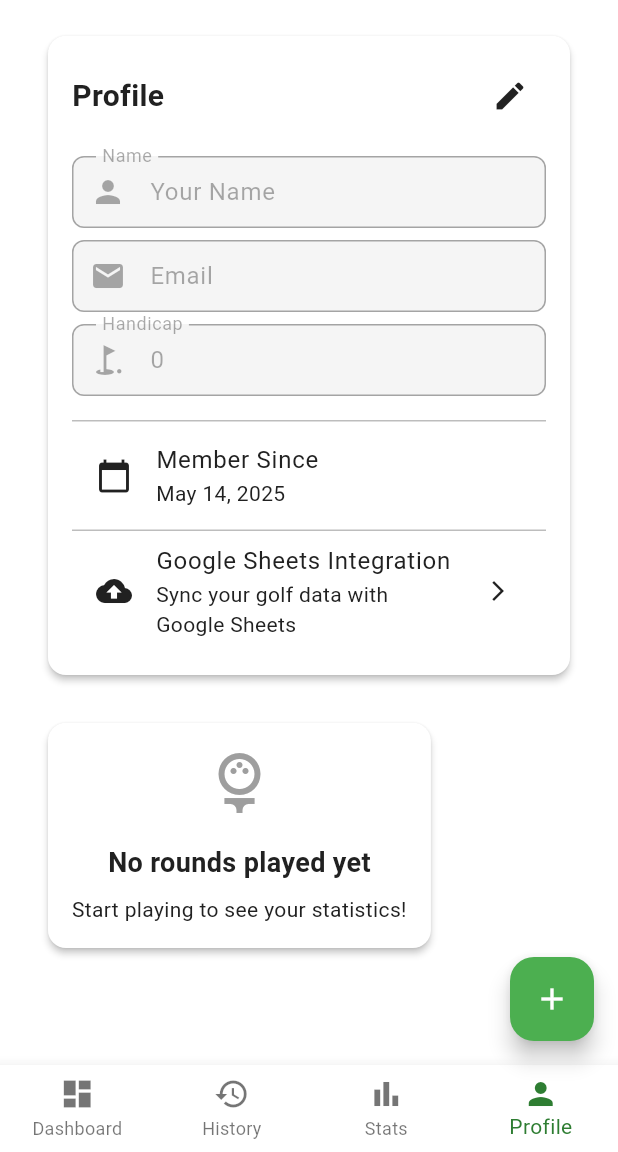
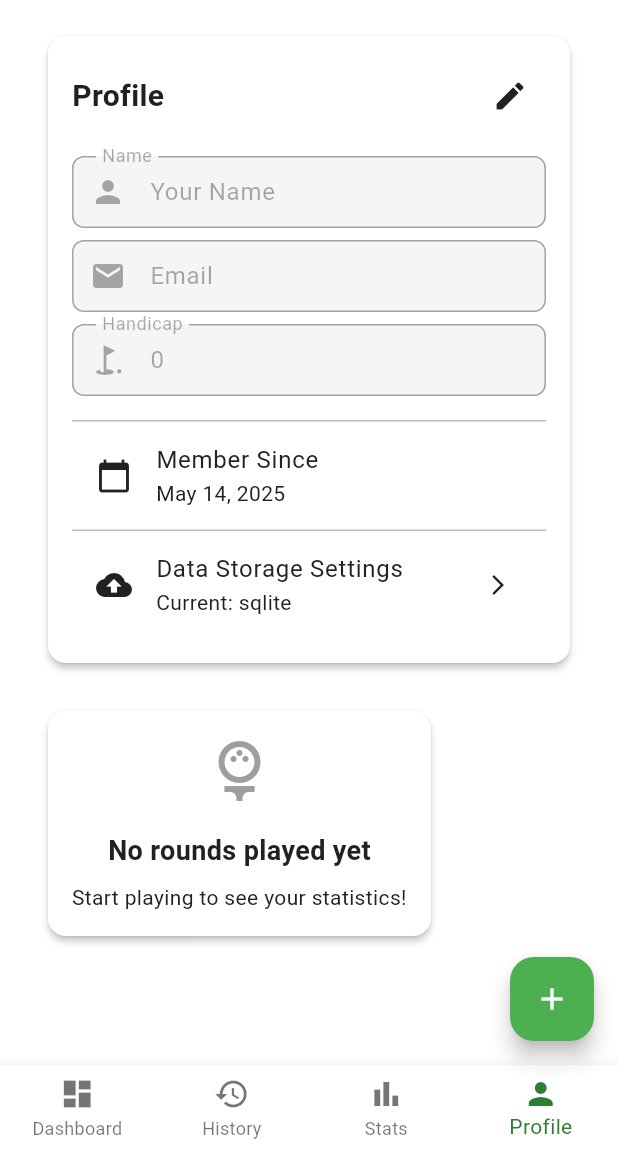
Before and after one commit to jagbabs/GolfStatTracker-app-conversion, a Flutter app: the screen it shows after launch, item 4 of the bottom bar chosen, on a phone screen of 412 x 824 dp, the part 84-1236 px from its top. Run offline on Flutter 3.47's test engine with Material 3 defaults, Android fonts, the phone set to English and light mode, and no system bars; our stand-ins replace shared_preferences, sqflite; missing offline and left inert: gsheets; accounts and stored records are empty; network calls fail.

Commit message:
Improve settings screen to show the current data storage option
Refactors PlayerProfileScreen to display DatabaseManager's storage type and moves related imports in GoogleSheetsScreen.

Replit-Commit-Author: Agent
Replit-Commit-Session-Id: 24582d88-6c5a-4873-a87d-6cb76457a5ea
Replit-Commit-Screenshot-Url: https://storage.googleapis.com/screenshot-production-us-central1/d7b70091-6622-4ada-a176-69dc82d1b9a4/7a43d6e0-e37d-40c8-ab2d-ad5b2b1c931a.jpg

```diff
--- a/lib/screens/player_profile_screen.dart
+++ b/lib/screens/player_profile_screen.dart
@@ -365,7 +365,7 @@ class _PlayerProfileScreenState extends State<PlayerProfileScreen> {
   Widget _buildProfileForm(Player player) {
     // Get the current database type
     final dbManager = Provider.of<DatabaseManager>(context, listen: false);
-    final storageTypeText = _getStorageTypeLabel(dbManager.storageType);
+    final storageType = dbManager.storageType.toString().split('.').last;
 
     return Column(
       children: [
@@ -408,8 +408,8 @@ class _PlayerProfileScreenState extends State<PlayerProfileScreen> {
           const Divider(),
           ListTile(
             leading: const Icon(Icons.cloud_upload),
-            title: const Text('Google Sheets Integration'),
-            subtitle: const Text('Sync your golf data with Google Sheets'),
+            title: const Text('Data Storage Settings'),
+            subtitle: Text('Current: $storageType'),
             trailing: const Icon(Icons.arrow_forward_ios, size: 16),
             onTap: () {
               Navigator.push(
```
Also changed, not shown: lib/screens/google_sheets_screen.dart (+4 -5 lines).
